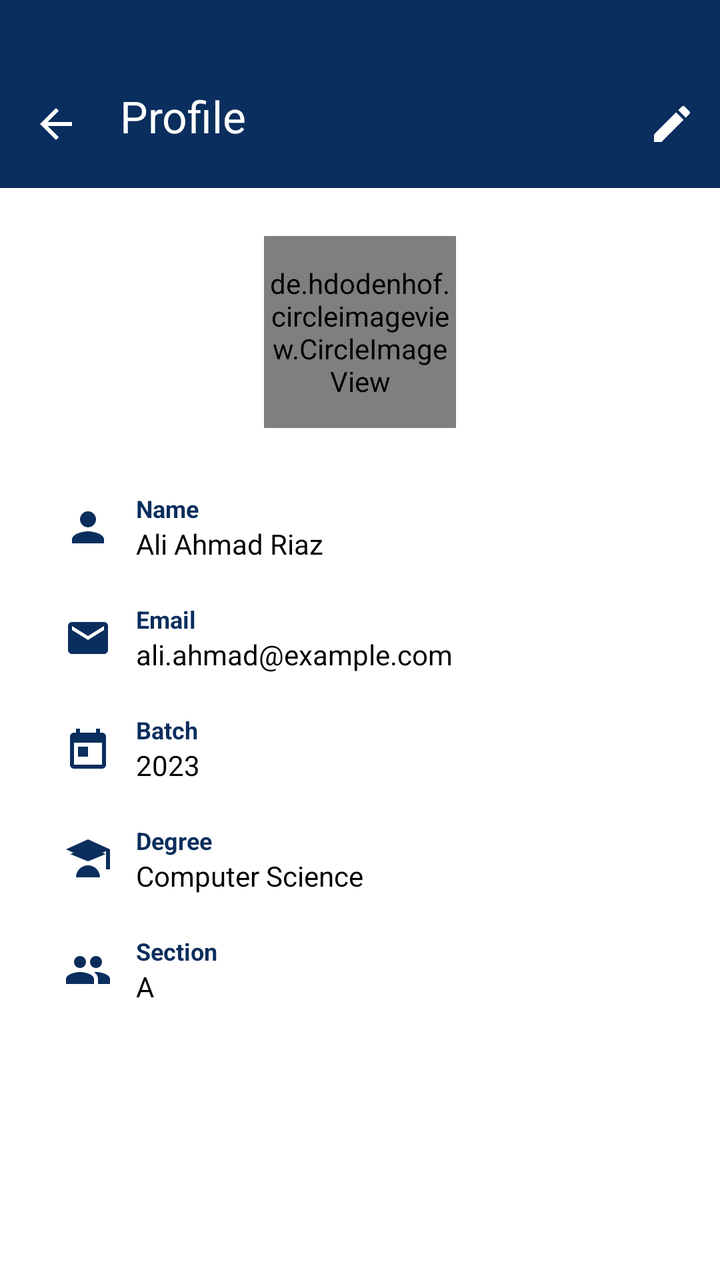
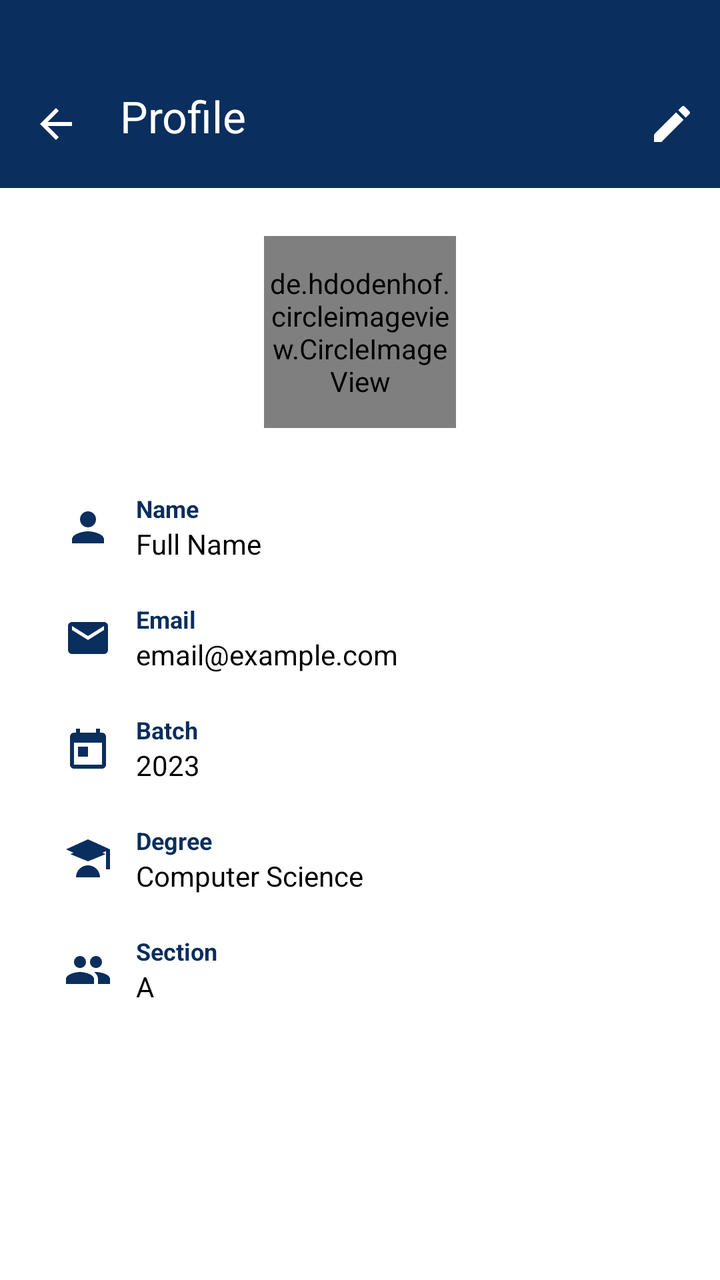

Screens rendered from an Android XML layout before and after an edit, with the pre-edit source and the edit as a unified diff.
<!-- AndroidManifest.xml: application theme Theme.FASTable -->
<!-- res/layout/activity_profile.xml -->
<?xml version="1.0" encoding="utf-8"?>
<androidx.constraintlayout.widget.ConstraintLayout
    xmlns:android="http://schemas.android.com/apk/res/android"
    xmlns:app="http://schemas.android.com/apk/res-auto"
    xmlns:tools="http://schemas.android.com/tools"
    android:id="@+id/root"
    android:layout_width="match_parent"
    android:layout_height="match_parent"
    android:background="#FFFFFF"
    tools:context=".Profile">

    <androidx.appcompat.widget.Toolbar
        android:id="@+id/topAppBar"
        android:layout_width="0dp"
        android:layout_height="94dp"
        android:paddingTop="30dp"
        android:paddingBottom="8dp"
        android:background="#0A2E5D"
        app:navigationIcon="@drawable/ic_arrow_back"
        app:title="Profile"
        app:titleTextColor="@android:color/white"
        app:menu="@menu/profile_menu"
        app:layout_constraintTop_toTopOf="parent"
        app:layout_constraintStart_toStartOf="parent"
        app:layout_constraintEnd_toEndOf="parent"/>

    
    <de.hdodenhof.circleimageview.CircleImageView
        android:id="@+id/profileImage"
        android:layout_width="96dp"
        android:layout_height="96dp"
        android:src="@drawable/img_demo"
        android:layout_marginTop="24dp"
        app:civ_border_color="#0A2E5D"
        app:civ_border_width="2dp"
        app:layout_constraintTop_toBottomOf="@id/topAppBar"
        app:layout_constraintStart_toStartOf="parent"
        app:layout_constraintEnd_toEndOf="parent"/>

    
    <LinearLayout
        android:id="@+id/infoContainer"
        android:layout_width="0dp"
        android:layout_height="wrap_content"
        android:layout_marginTop="32dp"
        android:layout_marginStart="32dp"
        android:layout_marginEnd="32dp"
        android:orientation="vertical"
        app:layout_constraintTop_toBottomOf="@id/profileImage"
        app:layout_constraintStart_toStartOf="parent"
        app:layout_constraintEnd_toEndOf="parent">

        <LinearLayout
            android:layout_width="match_parent"
            android:layout_height="wrap_content"
            android:orientation="horizontal"
            android:gravity="center_vertical"
            android:layout_marginBottom="20dp">

            <ImageView
                android:id="@+id/icon_name"
                android:layout_width="24dp"
                android:layout_height="24dp"
                android:src="@drawable/ic_person"
                android:contentDescription="name icon"
                app:tint="#0A2E5D" />

            <LinearLayout
                android:layout_width="wrap_content"
                android:layout_height="wrap_content"
                android:orientation="vertical"
                android:layout_marginStart="12dp">

                <TextView
                    android:id="@+id/label_name"
                    android:layout_width="wrap_content"
                    android:layout_height="wrap_content"
                    android:text="Name"
                    android:textSize="12sp"
                    android:textColor="#0A2E5D"
                    android:textStyle="bold"/>

                <TextView
                    android:id="@+id/value_name"
                    android:layout_width="wrap_content"
                    android:layout_height="wrap_content"
                    android:text="Ali Ahmad Riaz"
                    android:textSize="14sp"
                    android:textColor="#000000"/>
            </LinearLayout>
        </LinearLayout>

        
        <LinearLayout
            android:layout_width="match_parent"
            android:layout_height="wrap_content"
            android:orientation="horizontal"
            android:gravity="center_vertical"
            android:layout_marginBottom="20dp">

            <ImageView
                android:id="@+id/icon_email"
                android:layout_width="24dp"
                android:layout_height="24dp"
                android:src="@drawable/ic_email"
                android:contentDescription="email icon"
                app:tint="#0A2E5D" />

            <LinearLayout
                android:layout_width="wrap_content"
                android:layout_height="wrap_content"
                android:orientation="vertical"
                android:layout_marginStart="12dp">

                <TextView
                    android:id="@+id/label_email"
                    android:layout_width="wrap_content"
                    android:layout_height="wrap_content"
                    android:text="Email"
                    android:textSize="12sp"
                    android:textColor="#0A2E5D"
                    android:textStyle="bold"/>

                <TextView
                    android:id="@+id/value_email"
                    android:layout_width="wrap_content"
                    android:layout_height="wrap_content"
                    android:text="ali.ahmad@example.com"
                    android:textSize="14sp"
                    android:textColor="#000000"/>
            </LinearLayout>
        </LinearLayout>


        
        <LinearLayout
            android:layout_width="match_parent"
            android:layout_height="wrap_content"
            android:orientation="horizontal"
            android:gravity="center_vertical"
            android:layout_marginBottom="20dp">

            <ImageView
                android:id="@+id/icon_batch"
                android:layout_width="24dp"
                android:layout_height="24dp"
                android:src="@drawable/ic_calendar"
                android:contentDescription="batch icon"
                app:tint="#0A2E5D" />

            <LinearLayout
                android:layout_width="wrap_content"
                android:layout_height="wrap_content"
                android:orientation="vertical"
                android:layout_marginStart="12dp">

                <TextView
                    android:id="@+id/label_batch"
                    android:layout_width="wrap_content"
                    android:layout_height="wrap_content"
                    android:text="Batch"
                    android:textSize="12sp"
                    android:textColor="#0A2E5D"
                    android:textStyle="bold"/>

                <TextView
                    android:id="@+id/value_batch"
                    android:layout_width="wrap_content"
                    android:layout_height="wrap_content"
                    android:text="2023"
                    android:textSize="14sp"
                    android:textColor="#000000"/>
            </LinearLayout>
        </LinearLayout>

        
        <LinearLayout
            android:layout_width="match_parent"
            android:layout_height="wrap_content"
            android:orientation="horizontal"
            android:gravity="center_vertical"
            android:layout_marginBottom="20dp">

            <ImageView
                android:id="@+id/icon_degree"
                android:layout_width="24dp"
                android:layout_height="24dp"
                android:src="@drawable/ic_degree"
                android:contentDescription="degree icon"
                app:tint="#0A2E5D" />

            <LinearLayout
                android:layout_width="wrap_content"
                android:layout_height="wrap_content"
                android:orientation="vertical"
                android:layout_marginStart="12dp">

                <TextView
                    android:id="@+id/label_degree"
                    android:layout_width="wrap_content"
                    android:layout_height="wrap_content"
                    android:text="Degree"
                    android:textSize="12sp"
                    android:textColor="#0A2E5D"
                    android:textStyle="bold"/>

                <TextView
                    android:id="@+id/value_degree"
                    android:layout_width="wrap_content"
                    android:layout_height="wrap_content"
                    android:text="Computer Science"
                    android:textSize="14sp"
                    android:textColor="#000000"/>
            </LinearLayout>
        </LinearLayout>

        
        <LinearLayout
            android:layout_width="match_parent"
            android:layout_height="wrap_content"
            android:orientation="horizontal"
            android:gravity="center_vertical">

            <ImageView
                android:id="@+id/icon_section"
                android:layout_width="24dp"
                android:layout_height="24dp"
                android:src="@drawable/ic_section"
                android:contentDescription="section icon"
                app:tint="#0A2E5D" />

            <LinearLayout
                android:layout_width="wrap_content"
                android:layout_height="wrap_content"
                android:orientation="vertical"
                android:layout_marginStart="12dp">

                <TextView
                    android:id="@+id/label_section"
                    android:layout_width="wrap_content"
                    android:layout_height="wrap_content"
                    android:text="Section"
                    android:textSize="12sp"
                    android:textColor="#0A2E5D"
                    android:textStyle="bold"/>

                <TextView
                    android:id="@+id/value_section"
                    android:layout_width="wrap_content"
                    android:layout_height="wrap_content"
                    android:text="A"
                    android:textSize="14sp"
                    android:textColor="#000000"/>
            </LinearLayout>
        </LinearLayout>

    </LinearLayout>

</androidx.constraintlayout.widget.ConstraintLayout>
<!-- resources referenced by this layout -->
<resources>
  <!-- drawable ic_arrow_back (drawable) -->
  <vector xmlns:android="http://schemas.android.com/apk/res/android"
      android:width="24dp"
      android:height="24dp"
      android:viewportWidth="24"
      android:viewportHeight="24">
      <path
          android:fillColor="#FFFFFFFF"
          android:pathData="M20,11H7.83l5.59-5.59L12,4l-8,8 8,8 1.41-1.41L7.83,13H20v-2z" />
  </vector>
  <!-- drawable ic_calendar (drawable) -->
  <vector xmlns:android="http://schemas.android.com/apk/res/android"
      android:width="24dp" android:height="24dp"
      android:viewportWidth="24" android:viewportHeight="24">
      <path
          android:fillColor="#0A2E5D"
          android:pathData="M19,4h-1V2h-2v2H8V2H6v2H5c-1.1,0 -2,0.9 -2,2v14c0,1.1 0.9,2 2,2h14c1.1,0 2,-0.9 2,-2V6c0,-1.1 -0.9,-2 -2,-2zM19,20H5V9h14v11zM7,11h5v5H7z"/>
  </vector>
  <!-- drawable ic_degree (drawable) -->
  <vector xmlns:android="http://schemas.android.com/apk/res/android"
      android:width="24dp" android:height="24dp"
      android:viewportWidth="24" android:viewportHeight="24">
      <path
          android:fillColor="#0A2E5D"
          android:pathData="M12,2L1,7l11,5 9,-4.09V17h2V7L12,2zM3.18,9.4L12,13l8.82,-3.6L12,5.4 3.18,9.4zM12,15c-3.31,0 -6,2.69 -6,6h12c0,-3.31 -2.69,-6 -6,-6z"/>
  </vector>
  <!-- drawable ic_email (drawable) -->
  <vector xmlns:android="http://schemas.android.com/apk/res/android"
      android:width="24dp" android:height="24dp"
      android:viewportWidth="24" android:viewportHeight="24">
      <path
          android:fillColor="#0A2E5D"
          android:pathData="M20,4H4c-1.1,0 -1.99,0.9 -1.99,2L2,18c0,1.1 0.9,2 2,2h16c1.1,0 2,-0.9 2,-2V6c0,-1.1 -0.9,-2 -2,-2zM20,8l-8,5 -8,-5V6l8,5 8,-5v2z"/>
  </vector>
  <!-- drawable ic_person (drawable) -->
  <vector xmlns:android="http://schemas.android.com/apk/res/android"
      android:width="24dp" android:height="24dp"
      android:viewportWidth="24" android:viewportHeight="24">
      <path
          android:fillColor="#0A2E5D"
          android:pathData="M12,12c2.21,0 4,-1.79 4,-4s-1.79,-4 -4,-4 -4,1.79 -4,4 1.79,4 4,4zM12,14c-2.67,0 -8,1.34 -8,4v2h16v-2c0,-2.66 -5.33,-4 -8,-4z"/>
  </vector>
  <!-- drawable ic_section (drawable) -->
  <vector xmlns:android="http://schemas.android.com/apk/res/android"
      android:width="24dp" android:height="24dp"
      android:viewportWidth="24" android:viewportHeight="24">
      <path
          android:fillColor="#0A2E5D"
          android:pathData="M16,11c1.66,0 2.99,-1.34 2.99,-3S17.66,5 16,5s-3,1.34 -3,3 1.34,3 3,3zM8,11c1.66,0 2.99,-1.34 2.99,-3S9.66,5 8,5 5,6.34 5,8s1.34,3 3,3zM8,13c-2.33,0 -7,1.17 -7,3.5V19h14v-2.5C15,14.17 10.33,13 8,13zM16,13c-0.29,0 -0.62,0.02 -0.97,0.05 1.16,0.84 1.97,1.97 1.97,3.45V19h6v-2.5c0,-2.33 -4.67,-3.5 -7,-3.5z"/>
  </vector>
  <!-- drawable img_demo: png bitmap (drawable, 35192 bytes) -->
  <style name="Theme.FASTable" parent="Base.Theme.FASTable" />
  <style name="Base.Theme.FASTable" parent="Theme.Material3.DayNight.NoActionBar">
          
          
      </style>
</resources>

<!-- the commit's change to res/layout/activity_profile.xml (unified diff, before → after) -->
@@ -29,7 +29,7 @@
         android:id="@+id/profileImage"
         android:layout_width="96dp"
         android:layout_height="96dp"
-        android:src="@drawable/img_demo"
+        android:src="@drawable/ic_profile_placeholder"
         android:layout_marginTop="24dp"
         app:civ_border_color="#0A2E5D"
         app:civ_border_width="2dp"
@@ -84,7 +84,7 @@
                     android:id="@+id/value_name"
                     android:layout_width="wrap_content"
                     android:layout_height="wrap_content"
-                    android:text="Ali Ahmad Riaz"
+                    android:text="Full Name"
                     android:textSize="14sp"
                     android:textColor="#000000"/>
             </LinearLayout>
@@ -125,7 +125,7 @@
                     android:id="@+id/value_email"
                     android:layout_width="wrap_content"
                     android:layout_height="wrap_content"
-                    android:text="ali.ahmad@example.com"
+                    android:text="email@example.com"
                     android:textSize="14sp"
                     android:textColor="#000000"/>
             </LinearLayout>
<!-- resource entries referenced after the edit -->
@@ -42,6 +42,16 @@
           android:fillColor="#0A2E5D"
           android:pathData="M12,12c2.21,0 4,-1.79 4,-4s-1.79,-4 -4,-4 -4,1.79 -4,4 1.79,4 4,4zM12,14c-2.67,0 -8,1.34 -8,4v2h16v-2c0,-2.66 -5.33,-4 -8,-4z"/>
   </vector>
+  <!-- drawable ic_profile_placeholder (drawable) -->
+  <vector xmlns:android="http://schemas.android.com/apk/res/android"
+      android:width="56dp"
+      android:height="56dp"
+      android:viewportWidth="24"
+      android:viewportHeight="24">
+      <path
+          android:fillColor="#B0B0B0"
+          android:pathData="M12,12c2.7,0 4.8,-2.1 4.8,-4.8S14.7,2.4 12,2.4 7.2,4.5 7.2,7.2 9.3,12 12,12zM12,14.4c-3.2,0 -9.6,1.6 -9.6,4.8v2.4h19.2v-2.4c0,-3.2 -6.4,-4.8 -9.6,-4.8z"/>
+  </vector>
   <!-- drawable ic_section (drawable) -->
   <vector xmlns:android="http://schemas.android.com/apk/res/android"
       android:width="24dp" android:height="24dp"
@@ -50,7 +60,6 @@
           android:fillColor="#0A2E5D"
           android:pathData="M16,11c1.66,0 2.99,-1.34 2.99,-3S17.66,5 16,5s-3,1.34 -3,3 1.34,3 3,3zM8,11c1.66,0 2.99,-1.34 2.99,-3S9.66,5 8,5 5,6.34 5,8s1.34,3 3,3zM8,13c-2.33,0 -7,1.17 -7,3.5V19h14v-2.5C15,14.17 10.33,13 8,13zM16,13c-0.29,0 -0.62,0.02 -0.97,0.05 1.16,0.84 1.97,1.97 1.97,3.45V19h6v-2.5c0,-2.33 -4.67,-3.5 -7,-3.5z"/>
   </vector>
-  <!-- drawable img_demo: png bitmap (drawable, 35192 bytes) -->
   <style name="Theme.FASTable" parent="Base.Theme.FASTable" />
   <style name="Base.Theme.FASTable" parent="Theme.Material3.DayNight.NoActionBar">
           
